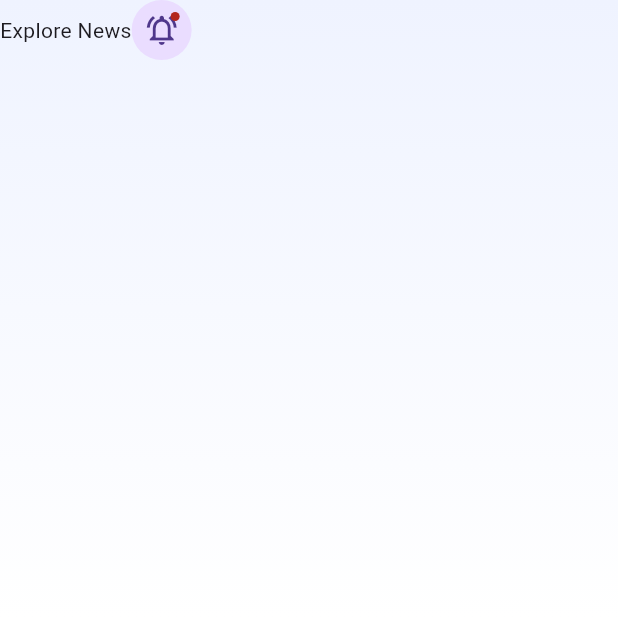
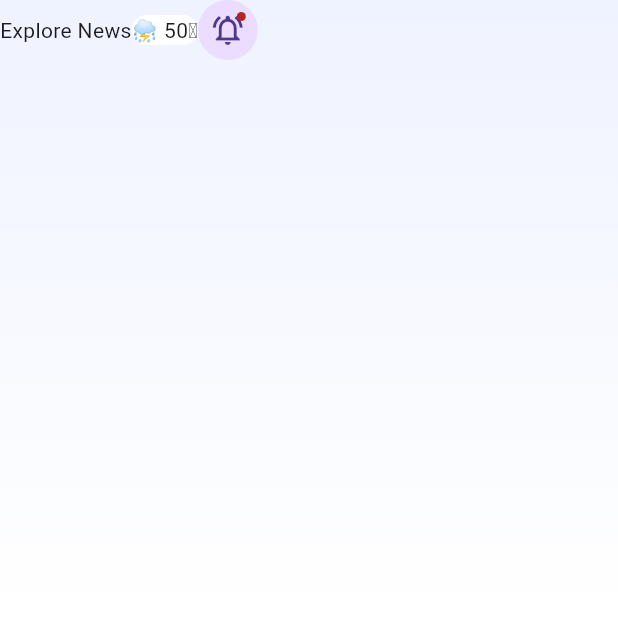
Before and after one commit to JAICHANGPARK/flutter_notebook_chapter_47, a Flutter app: the NewsHomePage screen opened directly, on a phone screen of 412 x 824 dp, the top half of it. Run offline on Flutter 3.47's test engine with Material 3 defaults, Android fonts, the phone set to English and light mode, and no system bars; our stand-ins replace gap, hugeicons.

Commit message:
Update news_home_page.dart

```diff
--- a/lib/ep2380_news_app/ui/news_home_page.dart
+++ b/lib/ep2380_news_app/ui/news_home_page.dart
@@ -39,10 +39,11 @@ class _NewsHomePageState extends State<NewsHomePage> {
                         decoration: ShapeDecoration(
                           shape: StadiumBorder(),
                           color: Colors.white,
+
                         ),
                         child: Row(
                           children: [
-
+                            Text("⛈ 50℉")
                           ],
                         ),
                       ),
```
